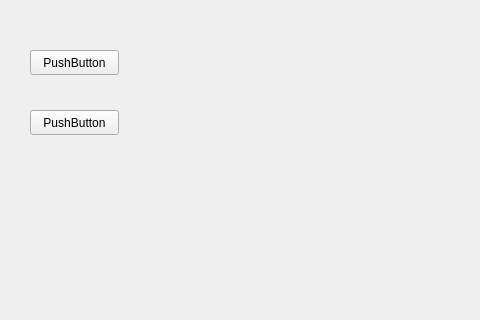
The window that src/untitled.ui (omer0909/faruk) describes before a commit, drawn with Qt 5; both pictures show x 0 to 480 and y 0 to 320 of the 800 by 600 pixel window.
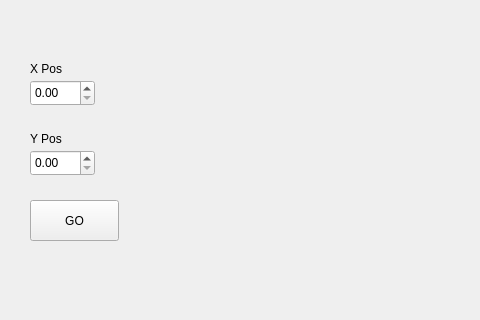
The same window after the commit.

Patch:
```diff
--- a/src/untitled.ui
+++ b/src/untitled.ui
@@ -18,26 +18,13 @@
     <property name="geometry">
      <rect>
       <x>30</x>
-      <y>50</y>
+      <y>200</y>
       <width>89</width>
-      <height>25</height>
+      <height>41</height>
      </rect>
     </property>
     <property name="text">
-     <string>PushButton</string>
-    </property>
-   </widget>
-   <widget class="QPushButton" name="pushButton_2">
-    <property name="geometry">
-     <rect>
-      <x>30</x>
-      <y>110</y>
-      <width>89</width>
-      <height>25</height>
-     </rect>
-    </property>
-    <property name="text">
-     <string>PushButton</string>
+     <string>GO</string>
     </property>
    </widget>
    <widget class="QLabel" name="label">
@@ -53,6 +40,52 @@
      <string/>
     </property>
    </widget>
+   <widget class="QDoubleSpinBox" name="doubleSpinBox_X">
+    <property name="geometry">
+     <rect>
+      <x>30</x>
+      <y>80</y>
+      <width>65</width>
+      <height>26</height>
+     </rect>
+    </property>
+   </widget>
+   <widget class="QDoubleSpinBox" name="doubleSpinBox_Y">
+    <property name="geometry">
+     <rect>
+      <x>30</x>
+      <y>150</y>
+      <width>65</width>
+      <height>26</height>
+     </rect>
+    </property>
+   </widget>
+   <widget class="QLabel" name="label_2">
+    <property name="geometry">
+     <rect>
+      <x>30</x>
+      <y>60</y>
+      <width>67</width>
+      <height>17</height>
+     </rect>
+    </property>
+    <property name="text">
+     <string>X Pos</string>
+    </property>
+   </widget>
+   <widget class="QLabel" name="label_3">
+    <property name="geometry">
+     <rect>
+      <x>30</x>
+      <y>130</y>
+      <width>67</width>
+      <height>17</height>
+     </rect>
+    </property>
+    <property name="text">
+     <string>Y Pos</string>
+    </property>
+   </widget>
   </widget>
   <widget class="QMenuBar" name="menubar">
    <property name="geometry">
```
